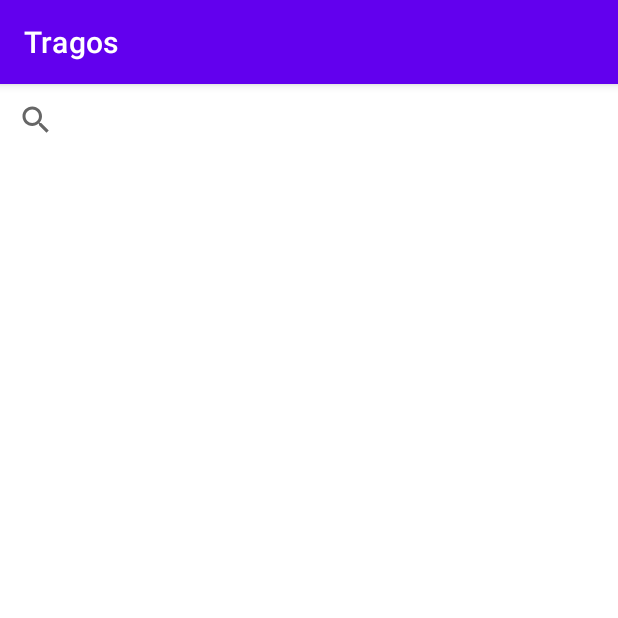
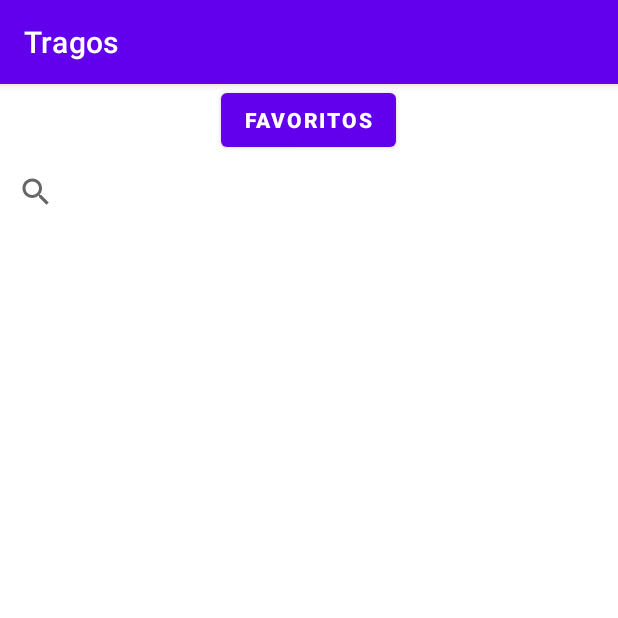
Before and after one commit to RamiroBCH/TragosApp, an Android app: the screen it shows after launch (MainActivity), on a phone screen of 412 x 824 dp, the top half of it. Run offline under Robolectric (Android 15) with nearby library versions, the phone set to English and light mode, and no system bars; our stand-ins replace Room's generated code, navigation-ui.

Commit message:
favoritos implementacion

```diff
--- a/app/src/main/java/com/g/tragosapp/data/Datasource.kt
+++ b/app/src/main/java/com/g/tragosapp/data/Datasource.kt
@@ -1,13 +1,23 @@
 package com.g.tragosapp.data
 
+import com.g.tragosapp.AppDatabase
 import com.g.tragosapp.data.model.Drink
+import com.g.tragosapp.data.model.DrinkEntity
 import com.g.tragosapp.vo.Resource
 import com.g.tragosapp.vo.RetrofitClient
 
-class Datasource {
+class Datasource(private val appDatabase: AppDatabase){
 
     suspend fun getTragosByName(tragoName:String):Resource<List<Drink>>{
         val success = Resource.Success(RetrofitClient.webservice.getTragoByName(tragoName).drinks)
         return success
     }
+
+    suspend fun insertTragoIntoRoom(trago:DrinkEntity){
+        appDatabase.tragosDao().insertFavorite(trago)
+    }
+
+    suspend fun getTragosFavoritos(): Resource<List<DrinkEntity>> {
+        return Resource.Success(appDatabase.tragosDao().getAllFavoriteDrinks())
+    }
 }
--- a/app/src/main/java/com/g/tragosapp/domain/Repo.kt
+++ b/app/src/main/java/com/g/tragosapp/domain/Repo.kt
@@ -1,8 +1,11 @@
 package com.g.tragosapp.domain
 
 import com.g.tragosapp.data.model.Drink
+import com.g.tragosapp.data.model.DrinkEntity
 import com.g.tragosapp.vo.Resource
 
 interface Repo {
     suspend fun getTragosList(tragoName: String): Resource<List<Drink>>
+    suspend fun getTragosFavoritos(): Resource<List<DrinkEntity>>
+    suspend fun insertTrago(trago:DrinkEntity)
 }
--- a/app/src/main/java/com/g/tragosapp/domain/TragosDao.kt
+++ b/app/src/main/java/com/g/tragosapp/domain/TragosDao.kt
@@ -1,10 +1,12 @@
 package com.g.tragosapp.domain
 
+import androidx.room.Dao
 import androidx.room.Insert
 import androidx.room.OnConflictStrategy
 import androidx.room.Query
 import com.g.tragosapp.data.model.DrinkEntity
 
+@Dao
 interface TragosDao {
     @Query("SELECT * FROM tragosEntity")
     suspend fun getAllFavoriteDrinks():List<DrinkEntity>
--- a/app/src/main/java/com/g/tragosapp/ui/MainFragment.kt
+++ b/app/src/main/java/com/g/tragosapp/ui/MainFragment.kt
@@ -12,6 +12,8 @@ import androidx.lifecycle.Observer
 import androidx.navigation.fragment.findNavController
 import androidx.recyclerview.widget.DividerItemDecoration
 import androidx.recyclerview.widget.LinearLayoutManager
+import com.g.tragosapp.AppDatabase
+import com.g.tragosapp.R
 import com.g.tragosapp.data.Datasource
 import com.g.tragosapp.data.model.Drink
 import com.g.tragosapp.databinding.FragmentMainBinding
@@ -22,7 +24,7 @@ import com.g.tragosapp.vo.Resource
 
 class MainFragment : Fragment(), MainAdapter.OnTragoClickListener {
     private val viewModel by activityViewModels<MainViewModel> {
-        VMFactory(RepoImpl(Datasource()))
+        VMFactory(RepoImpl(Datasource(AppDatabase.getDatabase(requireActivity().applicationContext))))
     }
 
     private var _binding: FragmentMainBinding? = null
@@ -46,6 +48,9 @@ class MainFragment : Fragment(), MainAdapter.OnTragoClickListener {
         setupRecyclerView()
         setupSearchView()
         setupObservers()
+        binding.btnFavoritos.setOnClickListener{
+            findNavController().navigate(R.id.action_mainFragment_to_favoritosFragment)
+        }
     }
 
     private fun setupObservers(){
--- a/app/src/main/res/layout/fragment_main.xml
+++ b/app/src/main/res/layout/fragment_main.xml
@@ -7,6 +7,13 @@
     android:orientation="vertical"
     android:gravity="center"
     tools:context=".ui.MainFragment">
+
+    <Button
+        android:id="@+id/btnFavoritos"
+        android:layout_width="wrap_content"
+        android:layout_height="wrap_content"
+        android:text="Favoritos"
+        android:textStyle="bold"/>
 
     <SearchView
         android:id="@+id/searchView"
--- a/app/src/main/res/navigation/nav_graph.xml
+++ b/app/src/main/res/navigation/nav_graph.xml
@@ -16,10 +16,22 @@
             app:exitAnim="@anim/slide_out_left"
             app:popEnterAnim="@anim/slide_in_left"
             app:popExitAnim="@anim/slide_out_right" />
+        <action
+            android:id="@+id/action_mainFragment_to_favoritosFragment"
+            app:destination="@id/favoritosFragment"
+            app:enterAnim="@anim/slide_in_right"
+            app:exitAnim="@anim/slide_out_left"
+            app:popEnterAnim="@anim/slide_in_left"
+            app:popExitAnim="@anim/slide_out_right" />
     </fragment>
     <fragment
         android:id="@+id/tragosDetalleFragment"
         android:name="com.g.tragosapp.ui.TragosDetalleFragment"
         android:label="Detalles"
         tools:layout="@layout/fragment_tragos_detalle" />
+    <fragment
+        android:id="@+id/favoritosFragment"
+        android:name="com.g.tragosapp.ui.FavoritosFragment"
+        android:label="fragment_favoritos"
+        tools:layout="@layout/fragment_favoritos" />
 </navigation>
```
Also changed, not shown: app/src/main/java/com/g/tragosapp/domain/RepoImpl.kt (+9 -0 lines), app/src/main/java/com/g/tragosapp/ui/FavoritosFragment.kt (added, +53 -0 lines), app/src/main/java/com/g/tragosapp/ui/TragosDetalleFragment.kt (+10 -1 lines), app/src/main/java/com/g/tragosapp/ui/viewmodel/MainViewModel.kt (+15 -0 lines), app/src/main/res/layout/fragment_favoritos.xml (added, +14 -0 lines).
